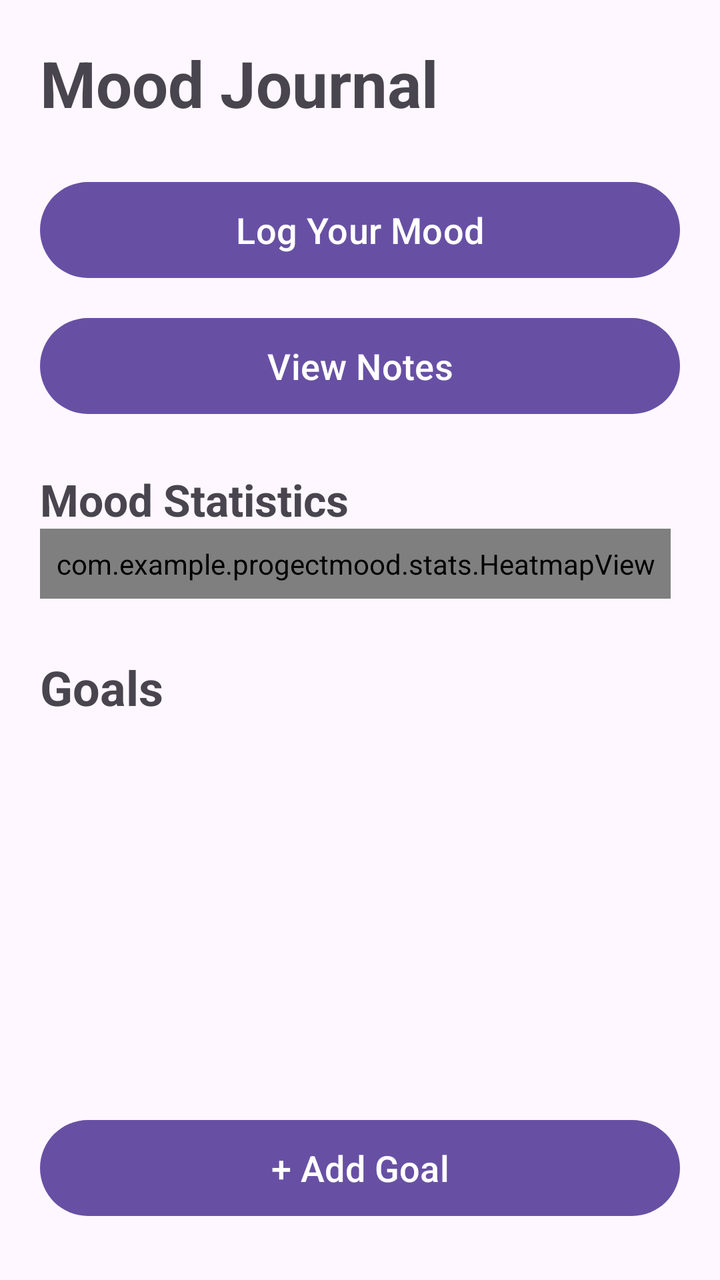
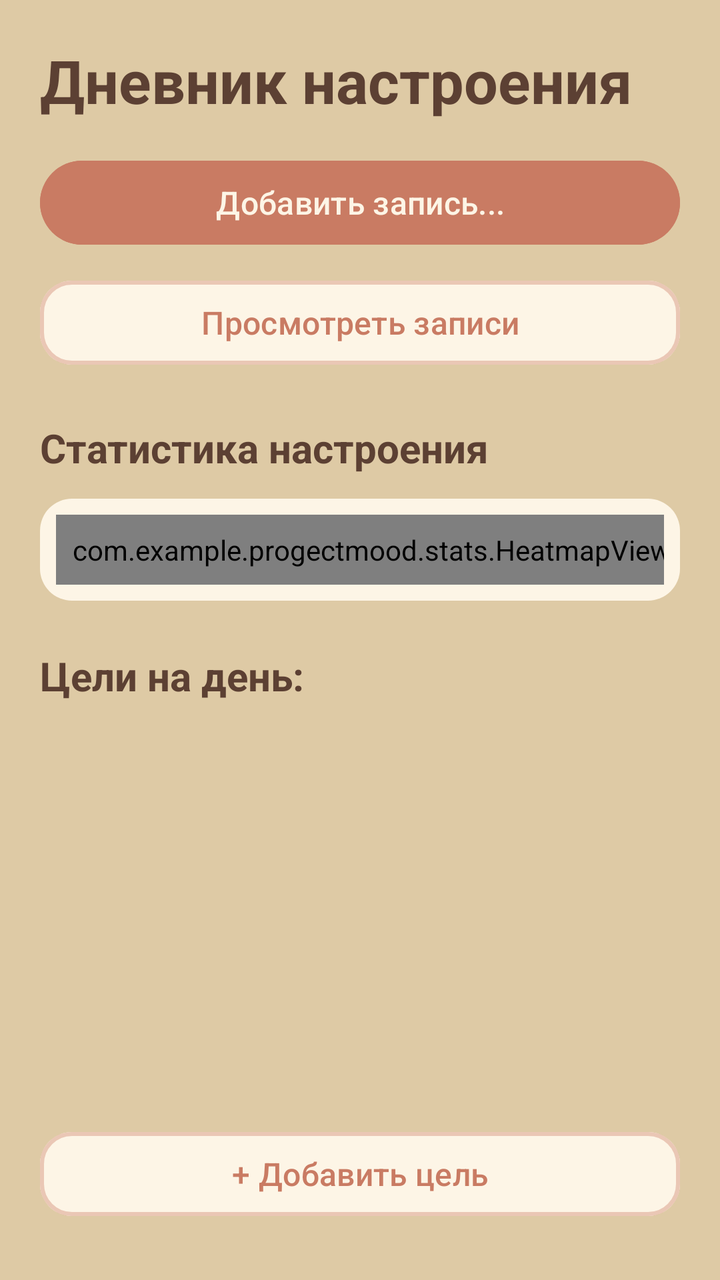

Two renders of the same Android screen: before a commit and after it. Below are the layout's source before the change and the commit's diff.
<!-- AndroidManifest.xml: application theme Theme.ProgectMood -->
<!-- res/layout/activity_main.xml -->
<?xml version="1.0" encoding="utf-8"?>
<androidx.constraintlayout.widget.ConstraintLayout
    xmlns:android="http://schemas.android.com/apk/res/android"
    xmlns:app="http://schemas.android.com/apk/res-auto"
    xmlns:tools="http://schemas.android.com/tools"
    android:id="@+id/main"
    android:layout_width="match_parent"
    android:layout_height="match_parent"
    android:padding="20dp"
    tools:context=".MainActivity">

    

    <TextView
        android:id="@+id/title_text"
        android:layout_width="wrap_content"
        android:layout_height="wrap_content"
        android:text="Mood Journal"
        android:textSize="32sp"
        android:textStyle="bold"
        app:layout_constraintTop_toTopOf="parent"
        app:layout_constraintStart_toStartOf="parent" />

    

    <Button
        android:id="@+id/button_log"
        android:layout_width="0dp"
        android:layout_height="56dp"
        android:layout_marginTop="24dp"
        android:text="Log Your Mood"
        android:textSize="18sp"
        app:layout_constraintTop_toBottomOf="@id/title_text"
        app:layout_constraintStart_toStartOf="parent"
        app:layout_constraintEnd_toEndOf="parent" />

    

    <Button
        android:id="@+id/button_notes_list"
        android:layout_width="0dp"
        android:layout_height="56dp"
        android:layout_marginTop="12dp"
        android:text="View Notes"
        android:textSize="18sp"
        app:layout_constraintTop_toBottomOf="@id/button_log"
        app:layout_constraintStart_toStartOf="parent"
        app:layout_constraintEnd_toEndOf="parent" />

    

    <TextView
        android:id="@+id/heatmap_title"
        android:layout_width="wrap_content"
        android:layout_height="wrap_content"
        android:layout_marginTop="24dp"
        android:text="Mood Statistics"
        android:textSize="22sp"
        android:textStyle="bold"
        app:layout_constraintTop_toBottomOf="@id/button_notes_list"
        app:layout_constraintStart_toStartOf="parent" />

    <HorizontalScrollView
        android:id="@+id/heatmap_scroll"
        android:layout_width="match_parent"
        android:layout_height="wrap_content"
        android:scrollbars="none"
        app:layout_constraintTop_toBottomOf="@id/heatmap_title"
        app:layout_constraintStart_toStartOf="parent"
        app:layout_constraintEnd_toEndOf="parent">

        <com.example.progectmood.stats.HeatmapView
            android:id="@+id/heatmap_view"
            android:layout_width="wrap_content"
            android:layout_height="wrap_content"
            android:padding="8dp" />

    </HorizontalScrollView>

    

    <TextView
        android:id="@+id/goals_title"
        android:layout_width="wrap_content"
        android:layout_height="wrap_content"
        android:layout_marginTop="28dp"
        android:text="Goals"
        android:textSize="24sp"
        android:textStyle="bold"
        app:layout_constraintTop_toBottomOf="@id/heatmap_scroll"
        app:layout_constraintStart_toStartOf="parent" />

    

    <androidx.recyclerview.widget.RecyclerView
        android:id="@+id/goals_list"
        android:layout_width="0dp"
        android:layout_height="0dp"
        android:layout_marginTop="12dp"
        android:clipToPadding="false"
        android:paddingBottom="12dp"
        app:layout_constraintTop_toBottomOf="@id/goals_title"
        app:layout_constraintBottom_toTopOf="@id/button_add_goal"
        app:layout_constraintStart_toStartOf="parent"
        app:layout_constraintEnd_toEndOf="parent" />

    

    <Button
        android:id="@+id/button_add_goal"
        android:layout_width="0dp"
        android:layout_height="56dp"
        android:layout_marginTop="12dp"
        android:layout_marginBottom="8dp"
        android:text="+ Add Goal"
        android:textSize="18sp"
        app:layout_constraintBottom_toBottomOf="parent"
        app:layout_constraintStart_toStartOf="parent"
        app:layout_constraintEnd_toEndOf="parent" />

</androidx.constraintlayout.widget.ConstraintLayout>
<!-- resources referenced by this layout -->
<resources>
  <style name="Theme.ProgectMood" parent="Base.Theme.ProgectMood" />
  <style name="Base.Theme.ProgectMood" parent="Theme.Material3.DayNight.NoActionBar">
          
          
      </style>
</resources>

<!-- the commit's change to res/layout/activity_main.xml (unified diff, before → after) -->
@@ -6,7 +6,8 @@
     android:id="@+id/main"
     android:layout_width="match_parent"
     android:layout_height="match_parent"
-    android:padding="20dp"
+    android:background="#DECAA5"
+    android:padding="@dimen/screen_padding"
     tools:context=".MainActivity">
 
     
@@ -15,9 +16,10 @@
         android:id="@+id/title_text"
         android:layout_width="wrap_content"
         android:layout_height="wrap_content"
-        android:text="Mood Journal"
-        android:textSize="32sp"
+        android:text="Дневник настроения"
+        android:textSize="30sp"
         android:textStyle="bold"
+        android:textColor="#5C4033"
         app:layout_constraintTop_toTopOf="parent"
         app:layout_constraintStart_toStartOf="parent" />
 
@@ -26,10 +28,12 @@
     <Button
         android:id="@+id/button_log"
         android:layout_width="0dp"
-        android:layout_height="56dp"
-        android:layout_marginTop="24dp"
-        android:text="Log Your Mood"
-        android:textSize="18sp"
+        android:layout_height="50dp"
+        android:layout_marginTop="16dp"
+        android:text="Добавить запись..."
+        android:textSize="16sp"
+        android:textColor="#FDF5E6"
+        android:backgroundTint="#C97B63"
         app:layout_constraintTop_toBottomOf="@id/title_text"
         app:layout_constraintStart_toStartOf="parent"
         app:layout_constraintEnd_toEndOf="parent" />
@@ -39,10 +43,15 @@
     <Button
         android:id="@+id/button_notes_list"
         android:layout_width="0dp"
-        android:layout_height="56dp"
-        android:layout_marginTop="12dp"
-        android:text="View Notes"
-        android:textSize="18sp"
+        android:layout_height="50dp"
+        android:layout_marginTop="10dp"
+        android:text="Просмотреть записи"
+        android:textSize="16sp"
+        android:textColor="#C97B63"
+        android:backgroundTint="#FDF5E6"
+        app:cornerRadius="16dp"
+        app:strokeColor="#60C97B63"
+        app:strokeWidth="2dp"
         app:layout_constraintTop_toBottomOf="@id/button_log"
         app:layout_constraintStart_toStartOf="parent"
         app:layout_constraintEnd_toEndOf="parent" />
@@ -54,16 +63,22 @@
         android:layout_width="wrap_content"
         android:layout_height="wrap_content"
         android:layout_marginTop="24dp"
-        android:text="Mood Statistics"
-        android:textSize="22sp"
+        android:text="Статистика настроения"
+        android:textSize="20sp"
         android:textStyle="bold"
+        android:textColor="#5C4033"
         app:layout_constraintTop_toBottomOf="@id/button_notes_list"
         app:layout_constraintStart_toStartOf="parent" />
 
+    
+
     <HorizontalScrollView
         android:id="@+id/heatmap_scroll"
-        android:layout_width="match_parent"
+        android:layout_width="0dp"
         android:layout_height="wrap_content"
+        android:layout_marginTop="12dp"
+        android:background="@drawable/bg_search"
+        android:padding="8dp"
         android:scrollbars="none"
         app:layout_constraintTop_toBottomOf="@id/heatmap_title"
         app:layout_constraintStart_toStartOf="parent"
@@ -83,10 +98,11 @@
         android:id="@+id/goals_title"
         android:layout_width="wrap_content"
         android:layout_height="wrap_content"
-        android:layout_marginTop="28dp"
-        android:text="Goals"
-        android:textSize="24sp"
+        android:layout_marginTop="24dp"
+        android:text="Цели на день:"
+        android:textSize="20sp"
         android:textStyle="bold"
+        android:textColor="#5C4033"
         app:layout_constraintTop_toBottomOf="@id/heatmap_scroll"
         app:layout_constraintStart_toStartOf="parent" />
 
@@ -109,11 +125,15 @@
     <Button
         android:id="@+id/button_add_goal"
         android:layout_width="0dp"
-        android:layout_height="56dp"
-        android:layout_marginTop="12dp"
+        android:layout_height="50dp"
         android:layout_marginBottom="8dp"
-        android:text="+ Add Goal"
-        android:textSize="18sp"
+        android:text="+ Добавить цель"
+        android:textSize="16sp"
+        android:textColor="#C97B63"
+        android:backgroundTint="#FDF5E6"
+        app:cornerRadius="16dp"
+        app:strokeColor="#60C97B63"
+        app:strokeWidth="2dp"
         app:layout_constraintBottom_toBottomOf="parent"
         app:layout_constraintStart_toStartOf="parent"
         app:layout_constraintEnd_toEndOf="parent" />
<!-- resource entries referenced after the edit -->
@@ -1,5 +1,13 @@
 <!-- resources referenced by this layout -->
 <resources>
+  <dimen name="screen_padding">20dp</dimen>
+  <!-- drawable bg_search (drawable) -->
+  <?xml version="1.0" encoding="utf-8"?>
+  <shape xmlns:android="http://schemas.android.com/apk/res/android"
+      android:shape="rectangle">
+      <solid android:color="#FDF5E6" />
+      <corners android:radius="16dp" />
+  </shape>
   <style name="Theme.ProgectMood" parent="Base.Theme.ProgectMood" />
   <style name="Base.Theme.ProgectMood" parent="Theme.Material3.DayNight.NoActionBar">
           
